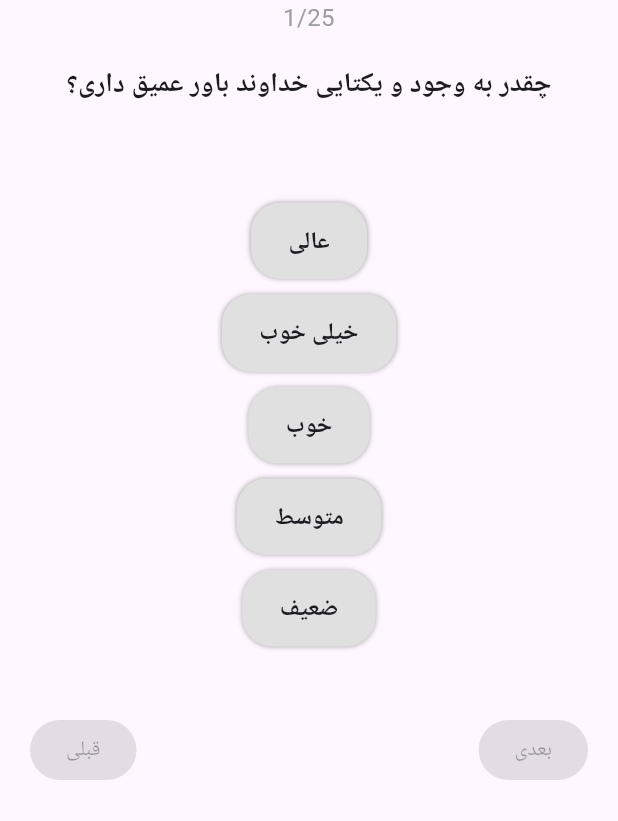
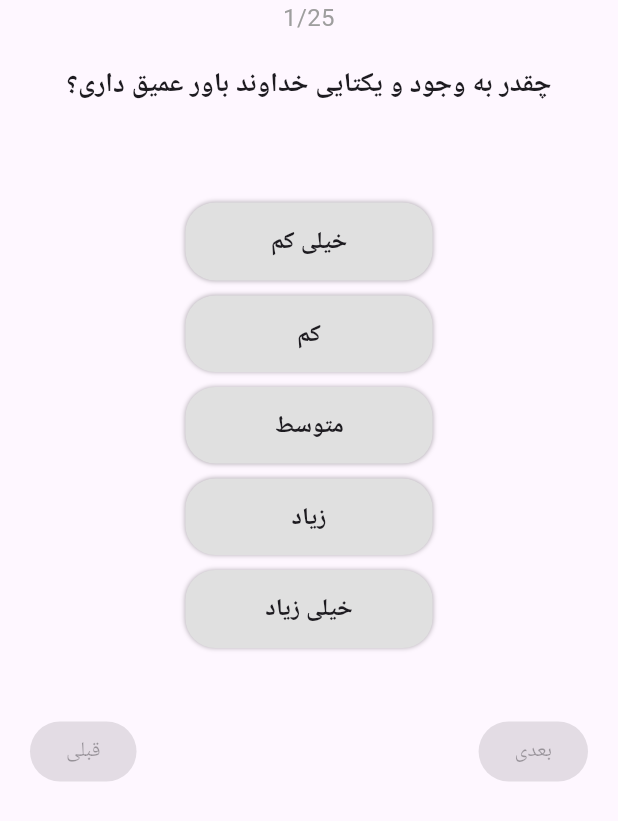
Before and after one commit to adultcode/atom, a Flutter app: the screen it shows after launch, on a phone screen of 412 x 824 dp. Shown: the top 821 px of the screen. Run offline on Flutter 3.47's test engine with Material 3 defaults, Android fonts, the phone set to English and light mode, and no system bars.

Commit message:
score title text

```diff
--- a/lib/widgets/answer_button.dart
+++ b/lib/widgets/answer_button.dart
@@ -9,22 +9,22 @@ class AnswerButton extends StatelessWidget {
 
     switch(int.parse(text)){
       case 1:
-        _title = "عالی";
+        _title = "خیلی کم";
         break;
       case 2:
-        _title = "خیلی خوب";
+        _title = "کم";
 
         break;
       case 3:
-        _title = "خوب";
+        _title = "متوسط";
 
         break;
       case 4:
-        _title = "متوسط";
+        _title = "زیاد";
 
         break;
       case 5:
-        _title = "ضعیف";
+        _title = "خیلی زیاد";
 
         break;
     }
@@ -36,6 +36,8 @@ class AnswerButton extends StatelessWidget {
     return Container(
       padding: EdgeInsets.symmetric(horizontal: 25,vertical: 14),
       margin: EdgeInsets.all(5),
+      alignment: Alignment.center,
+      width: MediaQuery.of(context).size.width*0.4,
       decoration: BoxDecoration(
           borderRadius: BorderRadius.all(Radius.circular(20)),
          color: color,
```
